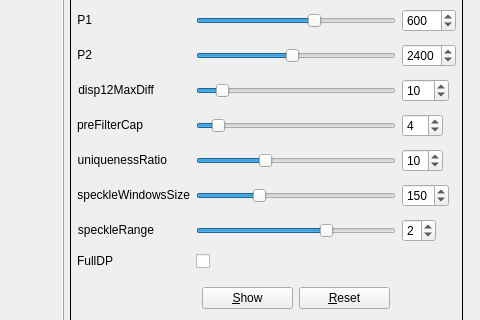
Above: subWindows/sgbmparamdialog.ui from m21-cerutti/ProjetTech2019_Robot before the change; both pictures show x 739 to 1219 and y 126 to 446 of the 1219 by 552 pixel window. Below: the same form after it.
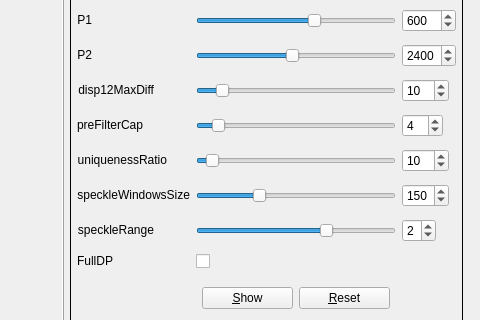
That is the form after the change.

```diff
--- a/subWindows/sgbmparamdialog.ui
+++ b/subWindows/sgbmparamdialog.ui
@@ -325,7 +325,7 @@
            <number>0</number>
           </property>
           <property name="maximum">
-           <number>15</number>
+           <number>100</number>
           </property>
           <property name="value">
            <number>5</number>
@@ -513,7 +513,7 @@
            <number>0</number>
           </property>
           <property name="maximum">
-           <number>15</number>
+           <number>100</number>
           </property>
           <property name="value">
            <number>10</number>
```
Left out of the diff: 144 changed lines with no effect on the pictures.
